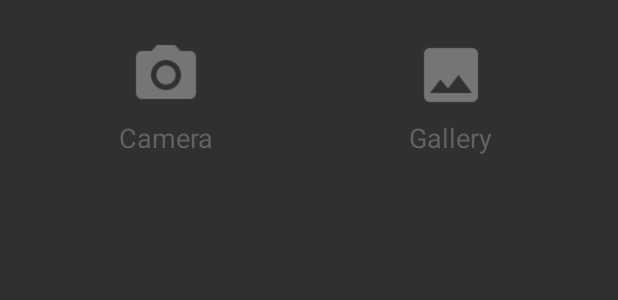
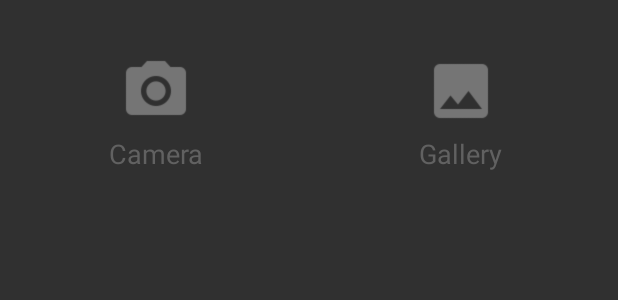
Before and after one commit to ignaudioz/tictactoe-pocket, an Android app: the layout dialog_choose_image.xml on its own in the app's theme, with its tools: preview values and no code run, on a phone screen of 412 x 824 dp. Shown: the top 300 px of the screen. Run offline under Robolectric (Android 15) with nearby library versions, the phone set to English and light mode, and no system bars.

Commit message:
a little update.

```diff
--- a/app/src/main/java/com/audioz/tictactoe/Room.java
+++ b/app/src/main/java/com/audioz/tictactoe/Room.java
@@ -144,7 +144,7 @@ public class Room extends AppCompatActivity {
                     });
 
 
-            mRoom.addValueEventListener(lRoom = new ValueEventListener() {
+            mRoom.addListenerForSingleValueEvent(lRoom = new ValueEventListener() {
                 @Override
                 public void onDataChange(@NonNull DataSnapshot snapshot) {
                     if(snapshot.hasChild("player2")) {
--- a/app/src/main/java/com/audioz/tictactoe/boardGameLogic.java
+++ b/app/src/main/java/com/audioz/tictactoe/boardGameLogic.java
@@ -13,7 +13,8 @@ public class boardGameLogic {
    private TextView currentPlayer;
    private ImageView imageturn;
    private String[] playerNames= {"",""};
-    private int player = 1; // '1' for X, '2' for O.
+    private int player = 1;
+    // '1' for X, '2' for O.
     // 1st element = row, 2nd element = column, 3nd element = line winning type.
     // if 3nd element equals 1 then Winning type is Horizontal, if 2 then Vertical, if 3 Negative Diagonal, if 4 Positive Diagonal.
     // Default value[{-1,-1,-1}] means tie.
--- a/app/src/main/res/layout/dialog_choose_image.xml
+++ b/app/src/main/res/layout/dialog_choose_image.xml
@@ -1,21 +1,23 @@
 <?xml version="1.0" encoding="utf-8"?>
 <LinearLayout xmlns:android="http://schemas.android.com/apk/res/android"
     xmlns:app="http://schemas.android.com/apk/res-auto"
+    style="@style/Theme.Transparent.ImagePicker"
     android:layout_width="match_parent"
     android:layout_height="wrap_content"
     android:baselineAligned="false"
     android:orientation="horizontal"
-    android:padding="16dp"
-    style="@style/Theme.Transparent.ImagePicker">
+    android:padding="16dp">
 
     <LinearLayout
         android:id="@+id/lytCameraPick"
         android:layout_width="match_parent"
         android:layout_height="wrap_content"
         android:layout_marginTop="10dp"
+        android:layout_marginRight="20px"
         android:layout_weight="1"
         android:gravity="center"
-        android:orientation="vertical">
+        android:orientation="vertical"
+        android:padding="16px">
 
         <androidx.appcompat.widget.AppCompatImageView
             android:layout_width="48dp"
@@ -37,10 +39,12 @@
         android:id="@+id/lytGalleryPick"
         android:layout_width="match_parent"
         android:layout_height="wrap_content"
+        android:layout_marginLeft="20px"
         android:layout_marginTop="10dp"
         android:layout_weight="1"
         android:gravity="center"
-        android:orientation="vertical">
+        android:orientation="vertical"
+        android:padding="16px">
 
         <androidx.appcompat.widget.AppCompatImageView
             android:layout_width="48dp"
```
Also changed, not shown: app/build.gradle (+4 -4 lines), app/src/main/AndroidManifest.xml (+6 -3 lines), app/src/main/java/com/audioz/tictactoe/boardOnlineGame.java (+17 -32 lines).
